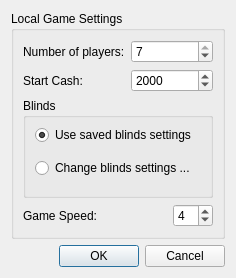
Before: the Qt Designer form src/gui/qt/newgamedialog.ui in pokerth/pokerth, drawn with Qt 5.
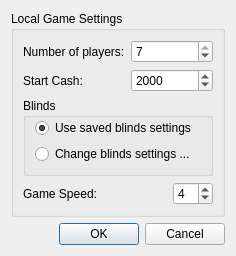
After: the same form once the commit is applied.

```diff
--- a/src/gui/qt/newgamedialog.ui
+++ b/src/gui/qt/newgamedialog.ui
@@ -6,7 +6,7 @@
     <x>0</x>
     <y>0</y>
     <width>236</width>
-    <height>278</height>
+    <height>235</height>
    </rect>
   </property>
   <property name="windowTitle" >
```
Left out of the diff: 9 changed lines with no effect on the pictures.
